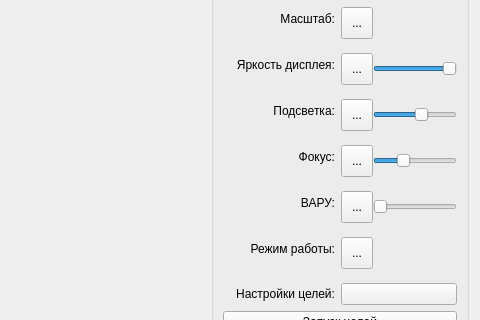
Above: indicatordrl.ui from oln0ry/IKO before the change; both pictures show x 382 to 862 and y 162 to 482 of the 862 by 866 pixel window. Below: the same form after it.
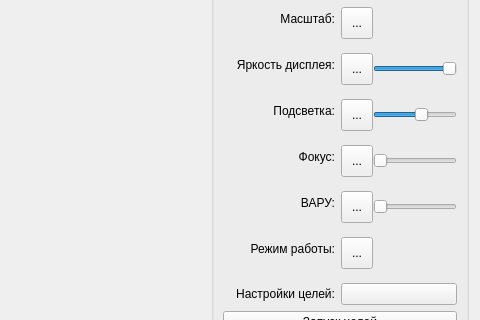
That is the form after the change. Icons and pictures are not drawn. Custom widgets are drawn as their Qt base class.

```diff
--- a/indicatordrl.ui
+++ b/indicatordrl.ui
@@ -370,10 +370,10 @@
                    <cursorShape>ArrowCursor</cursorShape>
                   </property>
                   <property name="minimum">
-                   <number>1</number>
+                   <number>100</number>
                   </property>
                   <property name="maximum">
-                   <number>300</number>
+                   <number>400</number>
                   </property>
                   <property name="singleStep">
                    <number>1</number>
```
